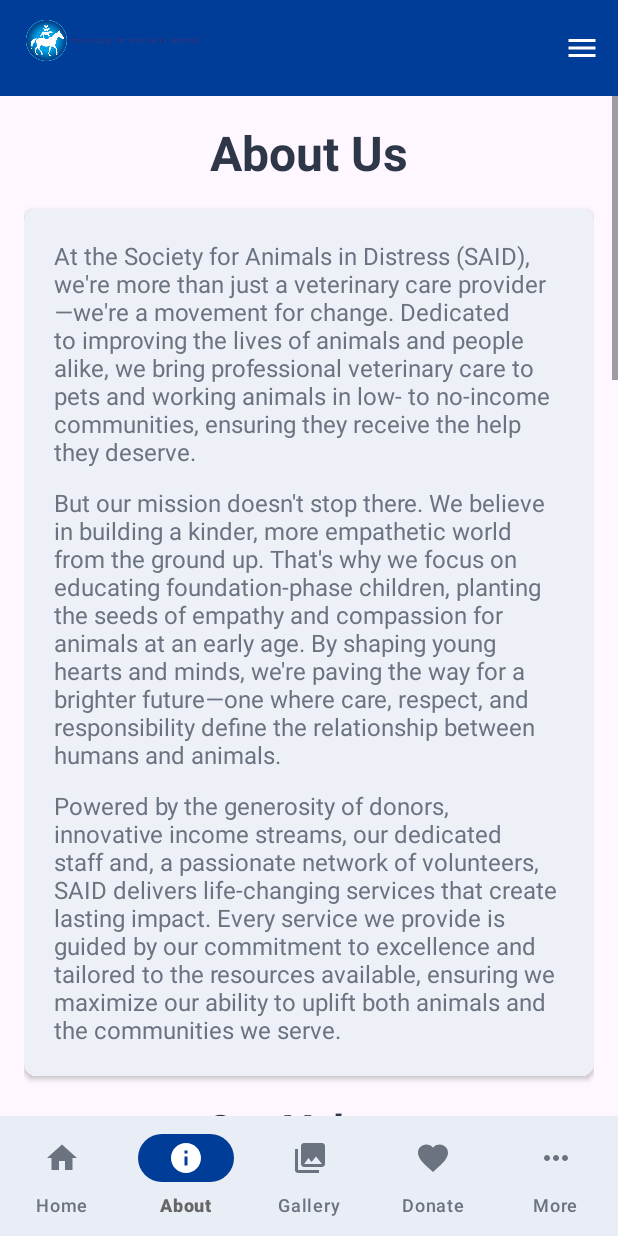
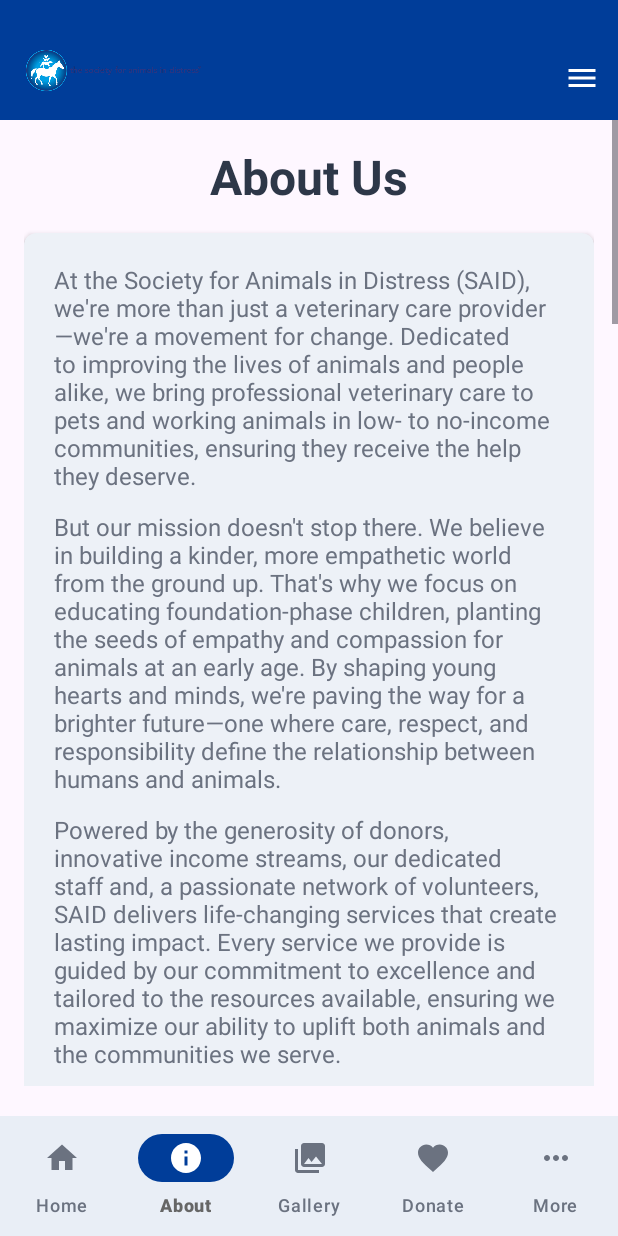
Before and after one commit to ST10382828/AnimalsInDistress, an Android app: the screen it shows after launch (MainActivity), item 2 of the bottom bar chosen, on a phone screen of 412 x 824 dp. Run offline under Robolectric (Android 15) with nearby library versions, the phone set to English and light mode, and no system bars; our stand-ins replace Firebase (no records; nobody signed in at launch, a user with empty details on screens opened directly), navigation-ui.

Commit message:
okay fixed visual errors and pages being cut off by nav bar

```diff
--- a/app/src/main/res/layout/activity_main.xml
+++ b/app/src/main/res/layout/activity_main.xml
@@ -19,8 +19,10 @@
             <androidx.appcompat.widget.Toolbar
                 android:id="@+id/toolbar"
                 android:layout_width="match_parent"
-                android:layout_height="?attr/actionBarSize"
+                android:layout_height="wrap_content"
+                android:minHeight="?attr/actionBarSize"
                 android:background="@color/primary"
+                android:paddingTop="24dp"
                 app:popupTheme="@style/ThemeOverlay.Material3.Light">
 
                 <!-- Back button on LEFT (initially hidden) -->
@@ -44,6 +46,7 @@
                     android:scaleType="fitStart"
                     android:layout_gravity="start" />
 
+
 				<!-- Title Text (shown on detail pages, hidden on main pages) -->
 				<TextView
 					android:id="@+id/toolbar_title"
@@ -56,20 +59,27 @@
 					android:visibility="gone"
 					android:layout_marginStart="8dp" />
 
-                <!-- User email on RIGHT (when logged in) -->
+				<!-- Right side container: email on top, menu below -->
+				<LinearLayout
+					android:id="@+id/toolbar_right_container"
+					android:layout_width="wrap_content"
+					android:layout_height="wrap_content"
+					android:layout_gravity="end"
+					android:orientation="vertical"
+					android:gravity="end">
+
 					<TextView
 						android:id="@+id/toolbar_user_email"
 						android:layout_width="wrap_content"
 						android:layout_height="wrap_content"
-                    android:layout_gravity="end"
 						android:textColor="@android:color/white"
 						android:textSize="12sp"
 						android:ellipsize="end"
 						android:maxLines="1"
 						android:visibility="gone"
-                    android:layout_marginEnd="56dp" />
+						android:layout_marginEnd="8dp"
+						android:layout_marginTop="4dp" />
 
-                <!-- Menu button on RIGHT (opens drawer from LEFT) -->
 					<ImageButton
 						android:id="@+id/menu_button"
 						android:layout_width="48dp"
@@ -77,8 +87,9 @@
 						android:src="@drawable/ic_menu_24"
 						android:background="?attr/selectableItemBackgroundBorderless"
 						android:contentDescription="Menu"
-                    android:layout_gravity="end"
 						app:tint="@android:color/white" />
+
+				</LinearLayout>
 
             </androidx.appcompat.widget.Toolbar>
 
@@ -91,7 +102,9 @@
             android:name="androidx.navigation.fragment.NavHostFragment"
             app:layout_behavior="@string/appbar_scrolling_view_behavior"
             app:defaultNavHost="true"
-            app:navGraph="@navigation/nav_graph" />
+            app:navGraph="@navigation/nav_graph"
+            android:clipToPadding="false"
+            android:paddingBottom="100dp" />
 
         <com.google.android.material.bottomnavigation.BottomNavigationView
             android:id="@+id/bottom_nav"
```
Lines whose indentation alone changed are shown as unchanged.
